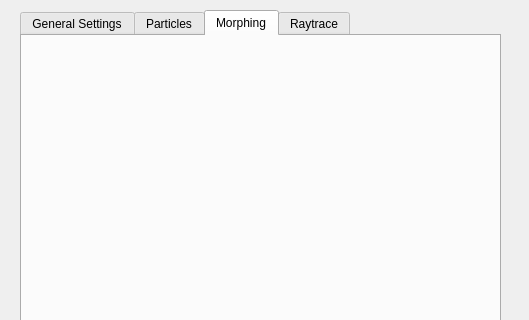
Qt form src/Qt/mainwindow.ui (UMLComputerGraphics/GraphicsProject) before a commit; both pictures show x 0 to 529 and y 0 to 320 of the 529 by 658 pixel window.
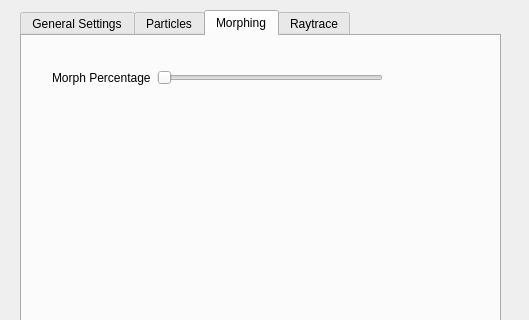
The same form after that commit. The open tabs and pages were chosen to show the change.

Commit message: Included morphing in MONOLITH, as well as some new QT items for controlling morphing and morph percentage.

Patch:
```diff
--- a/src/Qt/mainwindow.ui
+++ b/src/Qt/mainwindow.ui
@@ -408,6 +408,35 @@
      <attribute name="title">
       <string>Morphing</string>
      </attribute>
+     <widget class="QWidget" name="">
+      <property name="geometry">
+       <rect>
+        <x>30</x>
+        <y>30</y>
+        <width>331</width>
+        <height>24</height>
+       </rect>
+      </property>
+      <layout class="QHBoxLayout" name="horizontalLayout_10">
+       <item>
+        <widget class="QLabel" name="morphPercentageLabel">
+         <property name="text">
+          <string>Morph Percentage</string>
+         </property>
+        </widget>
+       </item>
+       <item>
+        <widget class="QSlider" name="morphPercentageSlider">
+         <property name="maximum">
+          <number>100</number>
+         </property>
+         <property name="orientation">
+          <enum>Qt::Horizontal</enum>
+         </property>
+        </widget>
+       </item>
+      </layout>
+     </widget>
     </widget>
     <widget class="QWidget" name="raytraceTab">
      <attribute name="title">
```
Left out of the diff: 2 changed lines with no effect on the pictures. The commit also changes 9 other files.
